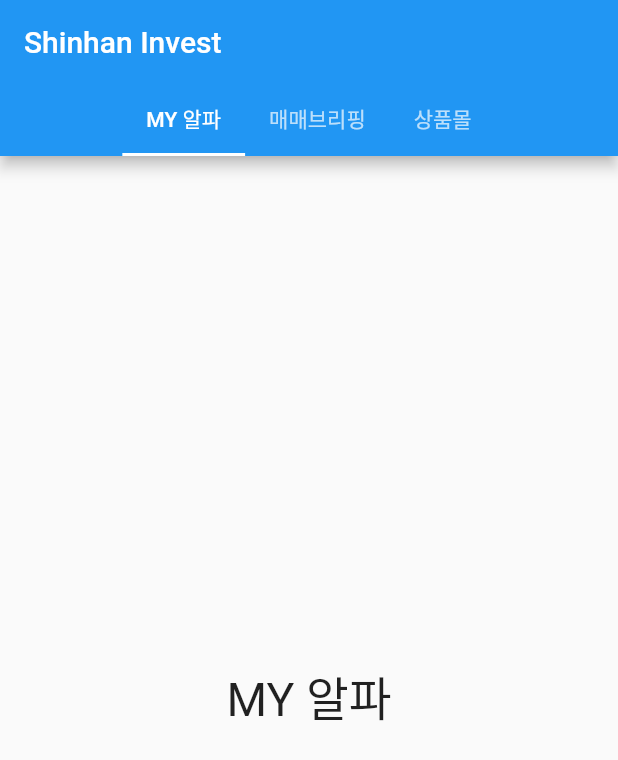
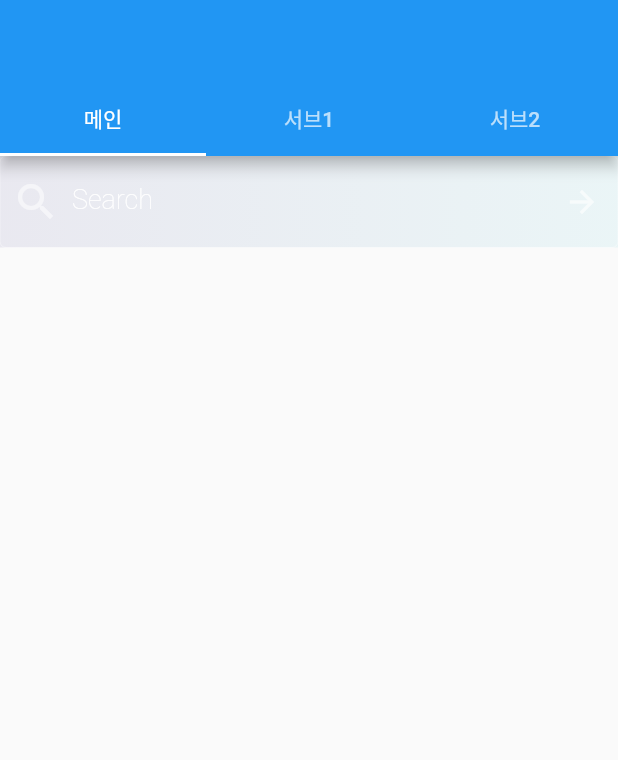
Before and after one commit to shicmts/flutter_sample_app, a Flutter app: the screen it shows after launch, on a phone screen of 412 x 824 dp. Shown: the top 760 px of the screen. Run offline on Flutter 3.47's test engine with Material 2 defaults, Android fonts, the light colour scheme and no system bars.

Commit message:
탭뷰 추가 #1
- 디렉토리 view/page/home
- root_page 추가
- 기존 폼디처럼 page의 메인(M)을 두고 하위 탭화면들 추가(T)

```diff
--- a/flutter_sample_app/lib/main.dart
+++ b/flutter_sample_app/lib/main.dart
@@ -1,4 +1,5 @@
 import 'package:flutter/material.dart';
+import 'package:flutter_sample_app/view/page/root_page.dart';
 
 void main() {
   runApp(const MyApp());
@@ -15,7 +16,7 @@ class MyApp extends StatelessWidget {
       theme: ThemeData(
         primarySwatch: Colors.blue,
       ),
-      home: TabBarSample(),
+      home: RootPage(i:1),
     );
   }
 }
--- /dev/null
+++ b/flutter_sample_app/lib/view/page/home/home_page_main.dart
@@ -0,0 +1,45 @@
+import 'package:flutter/material.dart';
+import 'package:flutter_sample_app/view/page/home/home_tab_main.dart';
+import 'package:flutter_sample_app/view/page/home/home_tab_sub1.dart';
+import 'package:flutter_sample_app/view/page/home/home_tab_sub2.dart';
+
+class HomePageMain extends StatefulWidget{
+
+  const HomePageMain({Key? key}) : super(key: key);
+
+  @override
+  State<StatefulWidget> createState() => _HomePageMainState();
+
+}
+
+class _HomePageMainState extends State<HomePageMain> {
+  static const List<Tab> _tabs = [
+    Tab(text: "메인"),
+    Tab(text: "서브1"),
+    Tab(text: "서브2")
+  ];
+
+  static const List<Widget> _views = [
+    HomeTabMain(),
+    HomeTabSub1(),
+    HomeTabSub2()
+  ];
+
+  @override
+  Widget build(BuildContext context) {
+    return MaterialApp(
+      home: DefaultTabController(
+        length: 3,
+        child: Scaffold(
+          appBar: AppBar(
+              bottom: const TabBar(tabs: _tabs)
+          ),
+          body: const TabBarView(children: _views),
+        ),
+      ),
+
+    );
+  }
+
+
+}
--- /dev/null
+++ b/flutter_sample_app/lib/view/page/home/home_tab_main.dart
@@ -0,0 +1,81 @@
+import 'package:flutter/material.dart';
+
+/// 여긴 뭐할까
+/// 네이티브 호출하기 네이티브에 값 저장하기 ! AOS Room 사용
+/// 1. 텍스트입력
+/// 2. 로컬에 저장
+/// 3. 리스트로 보이기
+/// 4. 로컬로 푸시 보내보기
+class HomeTabMain extends StatelessWidget {
+  const HomeTabMain({Key? key}) : super(key: key);
+
+  @override
+  Widget build(BuildContext context) {
+    final searchTextController = TextEditingController();
+
+    return SingleChildScrollView(
+      child: SafeArea(
+        child: Column(
+          crossAxisAlignment: CrossAxisAlignment.center,
+          children: [
+            // TextField
+            Container(
+              decoration: const BoxDecoration(
+                gradient: LinearGradient(
+                  colors: [
+                    Color(0x1e6b66a6),
+                    Color(0x1e75d1dd),
+                  ],
+                ),
+              ),
+              child: TextField(
+                  style: const TextStyle(
+                  color: Colors.white,
+                  fontSize: 18,
+                  fontWeight: FontWeight.w300,
+                ),
+                controller: searchTextController,
+                decoration: InputDecoration(
+                  prefixIcon: const Icon(
+                    Icons.search_outlined,
+                    color: Colors.white54,
+                    size: 32,
+                  ),
+                  suffixIcon: IconButton(
+                    onPressed: () {},
+                    icon: const Icon(
+                      Icons.arrow_forward,
+                      color: Colors.white60,
+                    ),
+                  ),
+                  filled: true,
+                  fillColor: Colors.transparent,
+                  enabledBorder: const OutlineInputBorder(
+                    borderSide: BorderSide(
+                      color: Colors.white38,
+                      width: 0.0,
+                    ),
+                  ),
+                  label: const Text(
+                    'Search',
+                    style: TextStyle(
+                      color: Colors.white,
+                      fontWeight: FontWeight.w100,
+                      fontSize: 18,
+                    ),
+                  ),
+                ),
+              ),
+            ),
+            const SizedBox(
+              height: 20,
+            ),
+
+          ],
+        )
+      )
+    );
+  }
+
+
+}
--- /dev/null
+++ b/flutter_sample_app/lib/view/page/home/home_tab_sub1.dart
@@ -0,0 +1,14 @@
+import 'package:flutter/material.dart';
+
+/// 여긴 뭐할까
+/// 웹뷰 !! 웹뷰 커스텀도 가능할까
+class HomeTabSub1 extends StatelessWidget {
+  const HomeTabSub1({Key? key}) : super(key: key);
+
+  @override
+  Widget build(BuildContext context) {
+    // TODO: implement build
+    throw UnimplementedError();
+  }
+
+}
--- /dev/null
+++ b/flutter_sample_app/lib/view/page/home/home_tab_sub2.dart
@@ -0,0 +1,14 @@
+import 'package:flutter/material.dart';
+
+/// 여긴 뭐할까
+/// 외부 sdk를 사용할 수 있을까 .. ?
+class HomeTabSub2 extends StatelessWidget {
+  const HomeTabSub2({Key? key}) : super(key: key);
+
+  @override
+  Widget build(BuildContext context) {
+    // TODO: implement build
+    throw UnimplementedError();
+  }
+
+}
--- /dev/null
+++ b/flutter_sample_app/lib/view/page/root_page.dart
@@ -0,0 +1,31 @@
+import 'package:flutter/material.dart';
+import 'package:flutter_sample_app/view/page/home/home_page_main.dart';
+
+/// 여기는 알파처럼 탭뷰, 바텀네비게이션, 사이드메뉴 등등의 기본 포맷 구현
+class RootPage extends StatelessWidget {
+  RootPage({Key? key, required this.i}) : super(key: key);
+
+  final int i;
+  final pages = [
+    const HomePageMain(),
+  ];
+
+  @override
+  Widget build(BuildContext context) {
+
+
+    return Scaffold(
+        bottomNavigationBar: NavigationBarTheme(
+          data: NavigationBarThemeData(
+            indicatorColor: Colors.transparent,
+            labelTextStyle: MaterialStateProperty.all(
+              const TextStyle(
+                  fontSize: 18, fontWeight: FontWeight.w900, color: Colors.white),
+            ),
+          ),
+          child: const HomePageMain()
+        )
+    );
+  }
+
+}
```
Also changed, not shown: 1 other file.
